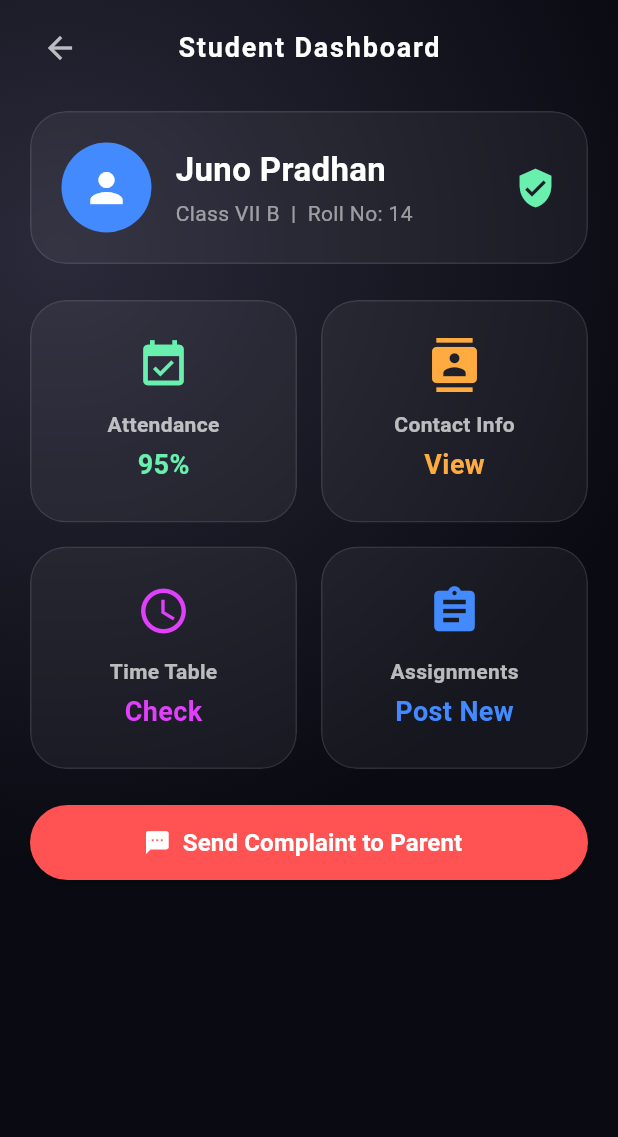
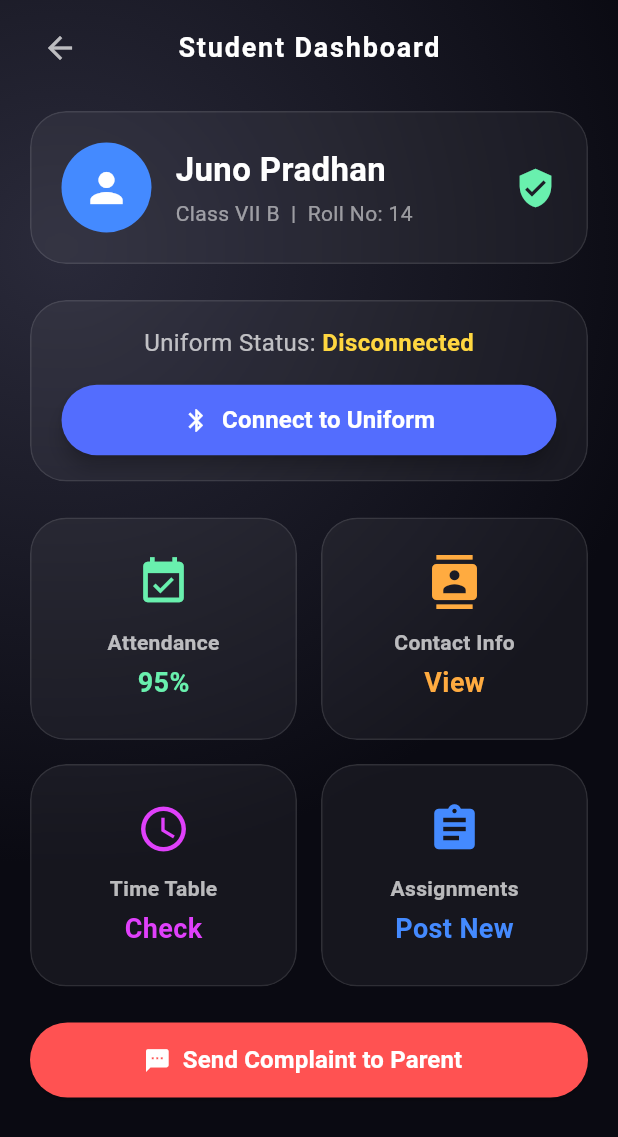
Before and after one commit to DevChiranthan/Project-Kavach, a Flutter app: the StudentDashboardScreen screen opened directly, on a phone screen of 412 x 824 dp. Shown: the top 1137 px of the screen. Run offline on Flutter 3.47's test engine with Material 3 defaults, Android fonts, the phone set to English and light mode, and no system bars; our stand-ins replace flutter_blue_plus, flutter_local_notifications, flutter_tts, geolocator, google_fonts, permission_handler; missing offline and left inert: model_viewer_plus.

Commit message:
connected with the seed mcu

```diff
--- a/lib/ble_scan_screen.dart
+++ b/lib/ble_scan_screen.dart
@@ -56,8 +56,7 @@ class _BleScanScreenState extends State<BleScanScreen>
       } else {
         setState(() {
           _isScanning = false;
-          _statusText =
-              "Device Not Found\nEnable 'Demo Mode' on the Live screen and try again.";
+          _statusText = "Device Not Found.";
           // --- THIS IS THE CORRECTED LINE ---
           _animationController.duration = const Duration(seconds: 2);
           _animationController.repeat();
--- a/lib/main.dart
+++ b/lib/main.dart
@@ -9,7 +9,6 @@ import 'package:project_kavach_app/live_screen.dart';
 import 'package:project_kavach_app/ble_scan_screen.dart';
 import 'package:project_kavach_app/map_screen.dart';
 // Make sure you have this file in your lib folder
-import 'package:project_kavach_app/student_dashboard_screen.dart';
 
 void main() {
   runApp(const MyApp());
--- a/lib/student_dashboard_screen.dart
+++ b/lib/student_dashboard_screen.dart
@@ -3,9 +3,70 @@
 import 'package:flutter/material.dart';
 import 'package:google_fonts/google_fonts.dart';
 import 'dart:ui';
+import 'package:permission_handler/permission_handler.dart'; // Import for permissions
+import 'ble_service.dart'; // Import the new Bluetooth logic file
 
-class StudentDashboardScreen extends StatelessWidget {
+class StudentDashboardScreen extends StatefulWidget {
   const StudentDashboardScreen({super.key});
+
+  @override
+  State<StudentDashboardScreen> createState() => _StudentDashboardScreenState();
+}
+
+class _StudentDashboardScreenState extends State<StudentDashboardScreen> {
+  final BleService _bleService = BleService();
+  String _connectionStatus = "Disconnected";
+  bool _isConnecting = false;
+
+  @override
+  void initState() {
+    super.initState();
+    _bleService.initialize();
+  }
+
+  @override
+  void dispose() {
+    _bleService.dispose();
+    super.dispose();
+  }
+
+  // This new function requests permissions BEFORE trying to scan.
+  Future<void> _requestPermissionsAndConnect() async {
+    if (_isConnecting) return;
+
+    Map<Permission, PermissionStatus> statuses = await [
+      Permission.bluetoothScan,
+      Permission.bluetoothConnect,
+      Permission.location,
+    ].request();
+
+    if (statuses[Permission.bluetoothScan]!.isGranted &&
+        statuses[Permission.bluetoothConnect]!.isGranted &&
+        statuses[Permission.location]!.isGranted) {
+      // If permissions are granted, start the scan.
+      setState(() {
+        _isConnecting = true;
+      });
+      _bleService.startScanAndConnect((status) {
+        if (mounted) {
+          setState(() {
+            _connectionStatus = status;
+            // Stop showing "Connecting..." once a final state is reached.
+            if (status.toLowerCase() != 'scanning...' &&
+                status.toLowerCase() != 'connecting') {
+              _isConnecting = false;
+            }
+          });
+        }
+      });
+    } else {
+      // If permissions are denied, show an error.
+      setState(() {
+        _connectionStatus = "Permissions Denied";
+      });
+      print("Permissions were not granted. Cannot scan.");
+    }
+  }
 
   @override
   Widget build(BuildContext context) {
@@ -30,6 +91,8 @@ class StudentDashboardScreen extends StatelessWidget {
                     const SizedBox(height: 10),
                     _buildUserInfoCard(),
                     const SizedBox(height: 24),
+                    _buildConnectivitySection(), // New section added here
+                    const SizedBox(height: 24),
                     _buildDashboardGrid(),
                     const SizedBox(height: 24),
                     _buildActionButtons(),
@@ -43,6 +106,77 @@ class StudentDashboardScreen extends StatelessWidget {
       ),
     );
   }
+
+  // This new widget displays the connection button and status.
+  Widget _buildConnectivitySection() {
+    return ClipRRect(
+      borderRadius: BorderRadius.circular(24),
+      child: BackdropFilter(
+        filter: ImageFilter.blur(sigmaX: 15.0, sigmaY: 15.0),
+        child: Container(
+          padding: const EdgeInsets.symmetric(horizontal: 20, vertical: 16),
+          decoration: BoxDecoration(
+            color: Colors.white.withOpacity(0.05),
+            borderRadius: BorderRadius.circular(24),
+            border: Border.all(color: Colors.white.withOpacity(0.1)),
+          ),
+          child: Column(
+            children: [
+              Row(
+                mainAxisAlignment: MainAxisAlignment.center,
+                children: [
+                  Text(
+                    "Uniform Status: ",
+                    style:
+                        GoogleFonts.roboto(color: Colors.white70, fontSize: 16),
+                  ),
+                  Text(
+                    _connectionStatus,
+                    style: GoogleFonts.roboto(
+                      color: _connectionStatus.toLowerCase() == 'connected'
+                          ? Colors.greenAccent
+                          : _connectionStatus == "Permissions Denied"
+                              ? Colors.redAccent
+                              : Colors.amberAccent,
+                      fontSize: 16,
+                      fontWeight: FontWeight.bold,
+                    ),
+                  ),
+                ],
+              ),
+              const SizedBox(height: 16),
+              SizedBox(
+                width: double.infinity,
+                child: ElevatedButton.icon(
+                  onPressed: _requestPermissionsAndConnect,
+                  icon: const Icon(Icons.bluetooth, color: Colors.white),
+                  label: Text(
+                    _isConnecting ? 'Scanning...' : 'Connect to Uniform',
+                    style: GoogleFonts.roboto(
+                        fontSize: 16,
+                        color: Colors.white,
+                        fontWeight: FontWeight.bold),
+                  ),
+                  style: ElevatedButton.styleFrom(
+                    backgroundColor: _isConnecting
+                        ? Colors.grey.shade600
+                        : Colors.indigoAccent,
+                    padding: const EdgeInsets.symmetric(vertical: 12),
+                    shape: RoundedRectangleBorder(
+                      borderRadius: BorderRadius.circular(30),
+                    ),
+                    elevation: 5,
+                  ),
+                ),
+              ),
+            ],
+          ),
+        ),
+      ),
+    );
+  }
+
+  // --- All of your original UI-building methods are preserved below ---
 
   Widget _buildCustomAppBar(BuildContext context) {
     return Padding(
```
Also changed, not shown: lib/ble_service.dart (added, +158 -0 lines), pubspec.yaml (+16 -67 lines), pubspec.lock, 28 other files.
